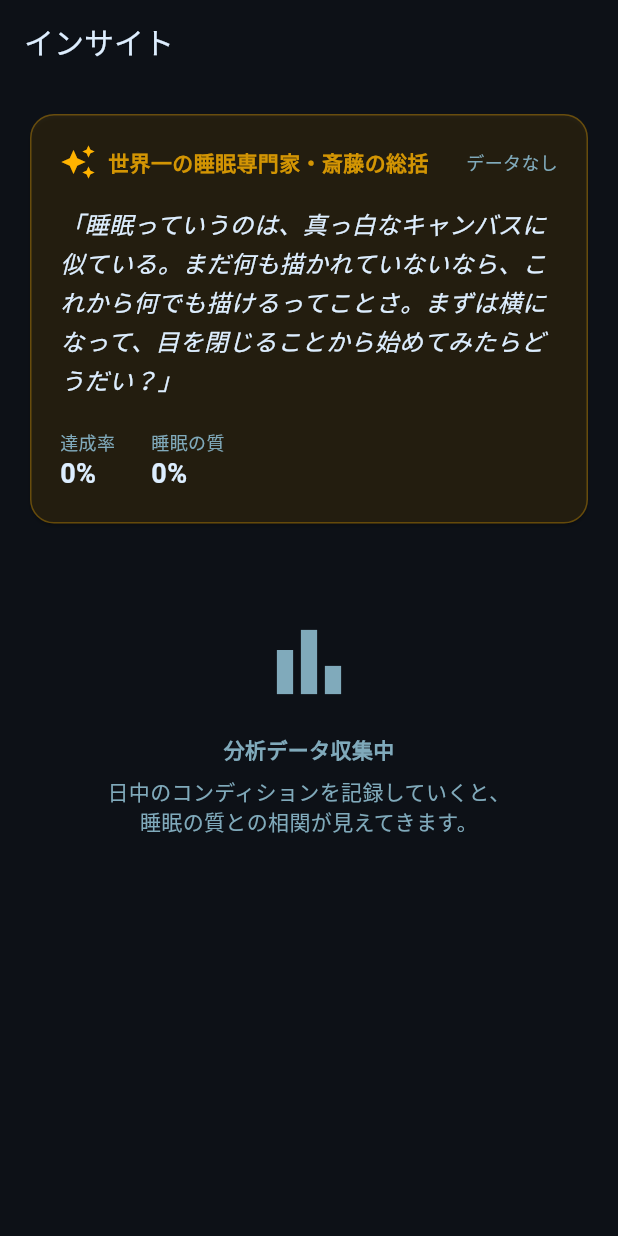
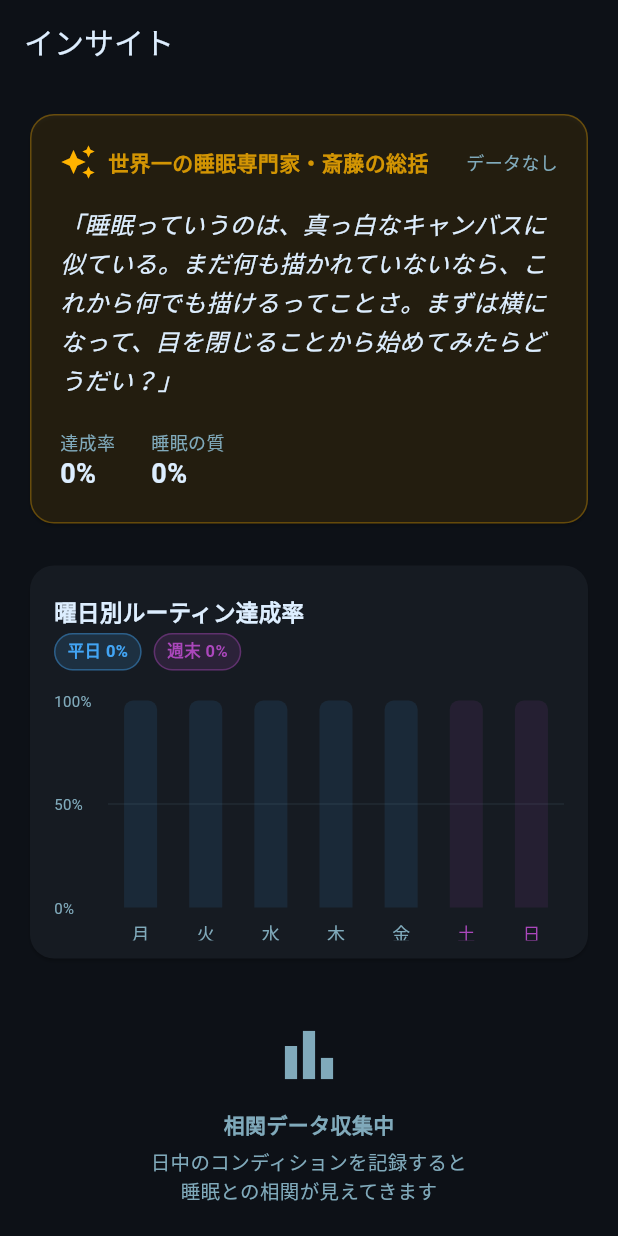
Before and after one commit to jonsonpanson114/sleep, a Flutter app: the InsightsScreen screen opened by its route, on a phone screen of 412 x 824 dp. Run offline on Flutter 3.47's test engine with Material 3 defaults, Android fonts, the phone set to English and light mode, and no system bars; drawn by our look-alikes of fl_chart; our stand-ins replace drift, flutter_local_notifications, flutter_riverpod, go_router, shared_preferences, timezone; accounts and stored records are empty; generated files the repository leaves out were written again.

Commit message:
feat: Phase 1 - sleep score, level system, day-of-week trend chart

```diff
--- /dev/null
+++ b/lib/domain/use_cases/calculate_weekly_pattern.dart
@@ -0,0 +1,111 @@
+import '../entities/daily_log.dart';
+
+class DayOfWeekStats {
+  final String label;
+  final int weekday; // 1=月 ... 7=日
+  final double completionRate;
+  final bool isWeekend;
+
+  DayOfWeekStats({
+    required this.label,
+    required this.weekday,
+    required this.completionRate,
+    required this.isWeekend,
+  });
+}
+
+class WeeklyPatternResult {
+  final List<DayOfWeekStats> byDayOfWeek;
+  final double weekdayAvg;
+  final double weekendAvg;
+  final String? bestDay;
+  final String? worstDay;
+
+  WeeklyPatternResult({
+    required this.byDayOfWeek,
+    required this.weekdayAvg,
+    required this.weekendAvg,
+    this.bestDay,
+    this.worstDay,
+  });
+}
+
+class CalculateWeeklyPattern {
+  static const _dayLabels = ['月', '火', '水', '木', '金', '土', '日'];
+
+  WeeklyPatternResult execute(List<DailyLog> logs) {
+    if (logs.isEmpty) {
+      return WeeklyPatternResult(
+        byDayOfWeek: List.generate(
+          7,
+          (i) => DayOfWeekStats(
+            label: _dayLabels[i],
+            weekday: i + 1,
+            completionRate: 0,
+            isWeekend: i >= 5,
+          ),
+        ),
+        weekdayAvg: 0,
+        weekendAvg: 0,
+      );
+    }
+
+    // 曜日ごとにグループ化
+    final Map<int, List<DailyLog>> byWeekday = {};
+    for (var log in logs) {
+      final wd = log.date.weekday; // 1=月...7=日
+      byWeekday.putIfAbsent(wd, () => []).add(log);
+    }
+
+    final stats = <DayOfWeekStats>[];
+    for (int i = 0; i < 7; i++) {
+      final wd = i + 1;
+      final dayLogs = byWeekday[wd] ?? [];
+      final rate = dayLogs.isEmpty
+          ? 0.0
+          : dayLogs.where((l) => l.eveningCompleted && l.morningCompleted).length /
+              dayLogs.length;
+      stats.add(DayOfWeekStats(
+        label: _dayLabels[i],
+        weekday: wd,
+        completionRate: rate,
+        isWeekend: wd >= 6,
+      ));
+    }
+
+    // 平日 / 週末の平均
+    final weekdayStats = stats.where((s) => !s.isWeekend).toList();
+    final weekendStats = stats.where((s) => s.isWeekend).toList();
+
+    final weekdayAvg = weekdayStats.isEmpty
+        ? 0.0
+        : weekdayStats.map((s) => s.completionRate).reduce((a, b) => a + b) /
+            weekdayStats.length;
+    final weekendAvg = weekendStats.isEmpty
+        ? 0.0
+        : weekendStats.map((s) => s.completionRate).reduce((a, b) => a + b) /
+            weekendStats.length;
+
+    // ベスト/ワースト曜日（データのある日だけ）
+    final nonZero = stats.where((s) {
+      final dayLogs = byWeekday[s.weekday] ?? [];
+      return dayLogs.isNotEmpty;
+    }).toList();
+
+    String? bestDay;
+    String? worstDay;
+    if (nonZero.isNotEmpty) {
+      nonZero.sort((a, b) => b.completionRate.compareTo(a.completionRate));
+      bestDay = nonZero.first.label;
+      worstDay = nonZero.last.label;
+    }
+
+    return WeeklyPatternResult(
+      byDayOfWeek: stats,
+      weekdayAvg: weekdayAvg,
+      weekendAvg: weekendAvg,
+      bestDay: bestDay,
+      worstDay: worstDay,
+    );
+  }
+}
--- a/lib/presentation/screens/insights/insights_screen.dart
+++ b/lib/presentation/screens/insights/insights_screen.dart
@@ -4,6 +4,7 @@ import '../../providers/insights_provider.dart';
 import '../../widgets/insight_card.dart';
 import '../../../core/constants.dart';
 import '../../widgets/weekly_summary_card.dart';
+import '../../widgets/weekly_pattern_chart.dart';
 
 class InsightsScreen extends ConsumerWidget {
   const InsightsScreen({super.key});
@@ -18,42 +19,27 @@ class InsightsScreen extends ConsumerWidget {
       ),
       body: insightsAsync.when(
         loading: () => const Center(child: CircularProgressIndicator()),
-        error: (err, st) => Center(
-                child: Text('エラー: $err'),
-              ),
+        error: (err, st) => Center(child: Text('エラー: $err')),
         data: (data) {
           final insights = data.insights;
           final summary = data.weeklySummary;
+          final pattern = data.weeklyPattern;
 
           return ListView(
             padding: const EdgeInsets.all(16),
             children: [
+              // 斎藤さんの週間総括
               WeeklySummaryCard(summary: summary),
-              const SizedBox(height: 24),
-              if (insights.isEmpty) ...[
-                const Center(
-                  child: Column(
-                    children: [
-                      SizedBox(height: 32),
-                      Icon(Icons.bar_chart, size: 64, color: AppColors.textSecondary),
-                      SizedBox(height: 16),
-                      Text(
-                        '分析データ収集中',
-                        style: TextStyle(color: AppColors.textSecondary, fontWeight: FontWeight.bold),
-                      ),
-                      SizedBox(height: 8),
-                      Text(
-                        '日中のコンディションを記録していくと、\n'
-                        '睡眠の質との相関が見えてきます。',
-                        style: TextStyle(fontSize: 14, color: AppColors.textSecondary),
-                        textAlign: TextAlign.center,
-                      ),
-                    ],
-                  ),
-                ),
-              ] else ...[
+              const SizedBox(height: 20),
+
+              // 曜日別傾向グラフ
+              WeeklyPatternChart(pattern: pattern),
+              const SizedBox(height: 20),
+
+              // 相関インサイト
+              if (insights.isNotEmpty) ...[
                 const Text(
-                  '見えてきた傾向',
+                  '🔍 見えてきた傾向',
                   style: TextStyle(
                     fontSize: 18,
                     fontWeight: FontWeight.bold,
@@ -62,10 +48,37 @@ class InsightsScreen extends ConsumerWidget {
                 ),
                 const SizedBox(height: 12),
                 ...insights.map((insight) => Padding(
-                  padding: const EdgeInsets.only(bottom: 8.0),
-                  child: InsightCard(insight: insight),
-                )),
+                      padding: const EdgeInsets.only(bottom: 8.0),
+                      child: InsightCard(insight: insight),
+                    )),
+              ] else ...[
+                const Center(
+                  child: Column(
+                    children: [
+                      SizedBox(height: 16),
+                      Icon(Icons.bar_chart, size: 48, color: AppColors.textSecondary),
+                      SizedBox(height: 12),
+                      Text(
+                        '相関データ収集中',
+                        style: TextStyle(
+                          color: AppColors.textSecondary,
+                          fontWeight: FontWeight.bold,
+                        ),
+                      ),
+                      SizedBox(height: 6),
+                      Text(
+                        '日中のコンディションを記録すると\n睡眠との相関が見えてきます',
+                        style: TextStyle(
+                          fontSize: 13,
+                          color: AppColors.textSecondary,
+                        ),
+                        textAlign: TextAlign.center,
+                      ),
+                    ],
+                  ),
+                ),
               ],
+              const SizedBox(height: 32),
             ],
           );
         },
--- /dev/null
+++ b/lib/presentation/widgets/weekly_pattern_chart.dart
@@ -0,0 +1,161 @@
+import 'package:flutter/material.dart';
+import 'package:fl_chart/fl_chart.dart';
+import '../../../core/constants.dart';
+import '../../../domain/use_cases/calculate_weekly_pattern.dart';
+
+class WeeklyPatternChart extends StatelessWidget {
+  final WeeklyPatternResult pattern;
+
+  const WeeklyPatternChart({super.key, required this.pattern});
+
+  @override
+  Widget build(BuildContext context) {
+    return Card(
+      color: AppColors.cardBackground,
+      shape: RoundedRectangleBorder(borderRadius: BorderRadius.circular(16)),
+      child: Padding(
+        padding: const EdgeInsets.fromLTRB(16, 20, 16, 12),
+        child: Column(
+          crossAxisAlignment: CrossAxisAlignment.start,
+          children: [
+            const Text(
+              '曜日別ルーティン達成率',
+              style: TextStyle(
+                fontSize: 15,
+                fontWeight: FontWeight.bold,
+                color: AppColors.textPrimary,
+              ),
+            ),
+            const SizedBox(height: 4),
+            Row(
+              children: [
+                _buildChip(
+                    '平日 ${(pattern.weekdayAvg * 100).toInt()}%',
+                    const Color(0xFF42A5F5)),
+                const SizedBox(width: 8),
+                _buildChip(
+                    '週末 ${(pattern.weekendAvg * 100).toInt()}%',
+                    const Color(0xFFAB47BC)),
+                if (pattern.bestDay != null) ...[
+                  const Spacer(),
+                  Text(
+                    '🥇 ${pattern.bestDay}曜日',
+                    style: const TextStyle(
+                        fontSize: 12, color: AppColors.textSecondary),
+                  ),
+                ],
+              ],
+            ),
+            const SizedBox(height: 20),
+            SizedBox(
+              height: 160,
+              child: BarChart(
+                BarChartData(
+                  alignment: BarChartAlignment.spaceAround,
+                  maxY: 1.0,
+                  barTouchData: BarTouchData(
+                    touchTooltipData: BarTouchTooltipData(
+                      getTooltipItem: (group, groupIndex, rod, rodIndex) {
+                        final stat = pattern.byDayOfWeek[groupIndex];
+                        return BarTooltipItem(
+                          '${stat.label}曜\n${(stat.completionRate * 100).toInt()}%',
+                          const TextStyle(color: Colors.white, fontSize: 12),
+                        );
+                      },
+                    ),
+                  ),
+                  titlesData: FlTitlesData(
+                    show: true,
+                    bottomTitles: AxisTitles(
+                      sideTitles: SideTitles(
+                        showTitles: true,
+                        getTitlesWidget: (value, meta) {
+                          final day = pattern.byDayOfWeek[value.toInt()];
+                          return Padding(
+                            padding: const EdgeInsets.only(top: 8),
+                            child: Text(
+                              day.label,
+                              style: TextStyle(
+                                fontSize: 12,
+                                color: day.isWeekend
+                                    ? const Color(0xFFAB47BC)
+                                    : AppColors.textSecondary,
+                              ),
+                            ),
+                          );
+                        },
+                      ),
+                    ),
+                    leftTitles: AxisTitles(
+                      sideTitles: SideTitles(
+                        showTitles: true,
+                        interval: 0.5,
+                        getTitlesWidget: (value, meta) => Text(
+                          '${(value * 100).toInt()}%',
+                          style: const TextStyle(
+                              fontSize: 10, color: AppColors.textSecondary),
+                        ),
+                        reservedSize: 36,
+                      ),
+                    ),
+                    topTitles: const AxisTitles(
+                        sideTitles: SideTitles(showTitles: false)),
+                    rightTitles: const AxisTitles(
+                        sideTitles: SideTitles(showTitles: false)),
+                  ),
+                  gridData: FlGridData(
+                    show: true,
+                    drawVerticalLine: false,
+                    getDrawingHorizontalLine: (value) => FlLine(
+                      color: AppColors.textSecondary.withOpacity(0.1),
+                      strokeWidth: 1,
+                    ),
+                  ),
+                  borderData: FlBorderData(show: false),
+                  barGroups: pattern.byDayOfWeek.asMap().entries.map((entry) {
+                    final i = entry.key;
+                    final stat = entry.value;
+                    final color = stat.isWeekend
+                        ? const Color(0xFFAB47BC)
+                        : const Color(0xFF42A5F5);
+                    return BarChartGroupData(
+                      x: i,
+                      barRods: [
+                        BarChartRodData(
+                          toY: stat.completionRate,
+                          color: color,
+                          width: 22,
+                          borderRadius: const BorderRadius.vertical(
+                              top: Radius.circular(6)),
+                          backDrawRodData: BackgroundBarChartRodData(
+                            show: true,
+                            toY: 1.0,
+                            color: color.withOpacity(0.1),
+                          ),
+                        ),
+                      ],
+                    );
+                  }).toList(),
+                ),
+              ),
+            ),
+          ],
+        ),
+      ),
+    );
+  }
+
+  Widget _buildChip(String label, Color color) {
+    return Container(
+      padding: const EdgeInsets.symmetric(horizontal: 8, vertical: 3),
+      decoration: BoxDecoration(
+        color: color.withOpacity(0.15),
+        borderRadius: BorderRadius.circular(20),
+        border: Border.all(color: color.withOpacity(0.4)),
+      ),
+      child: Text(label,
+          style: TextStyle(
+              fontSize: 11, color: color, fontWeight: FontWeight.bold)),
+    );
+  }
+}
```
Also changed, not shown: lib/domain/use_cases/calculate_sleep_score.dart (added, +107 -0 lines), lib/presentation/providers/insights_provider.dart (+8 -2 lines), lib/presentation/providers/streak_provider.dart (+12 -0 lines), lib/presentation/screens/home/home_screen.dart (+4 -4 lines), lib/presentation/widgets/sleep_status_banner.dart (added, +180 -0 lines).
